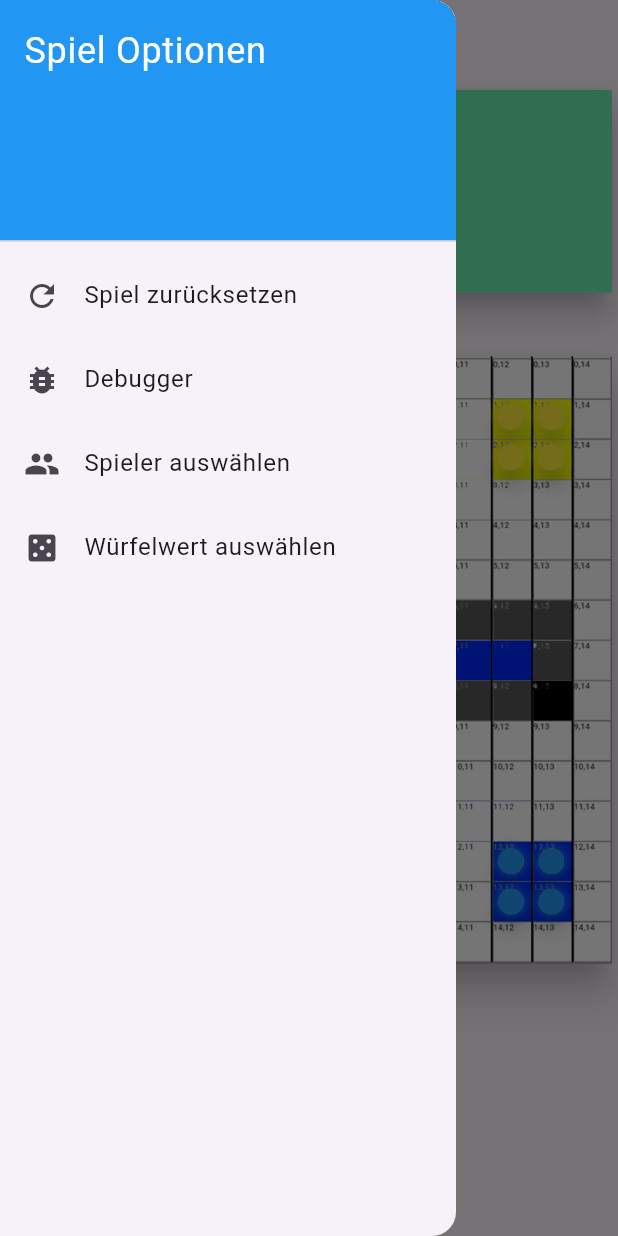
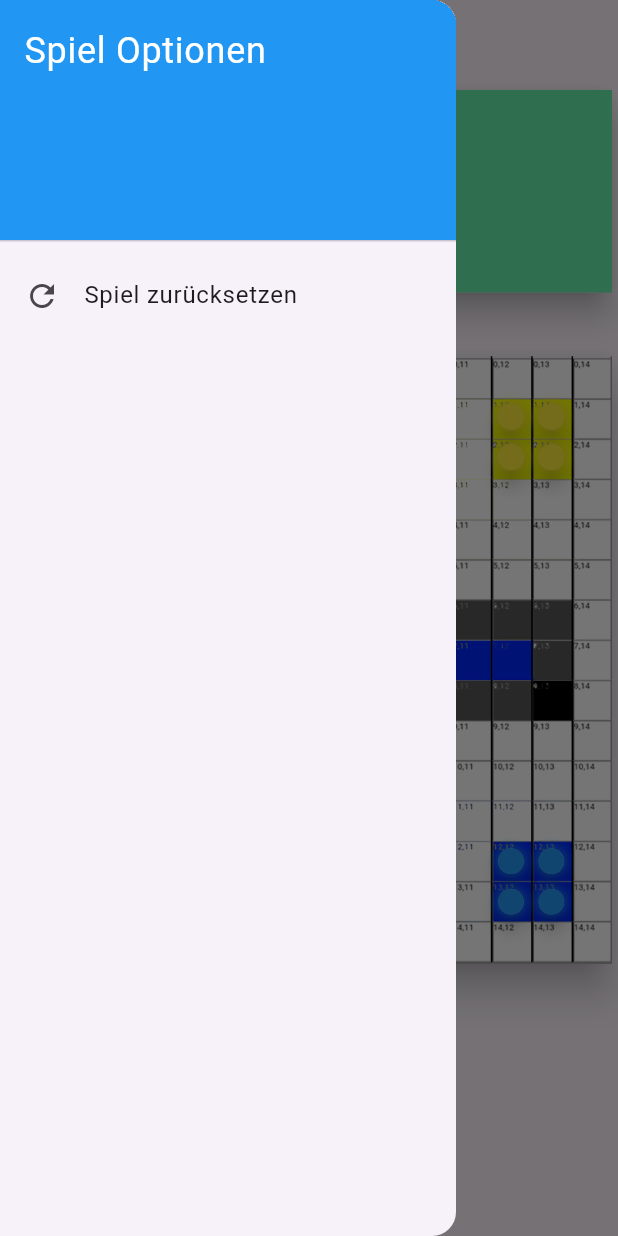
Before and after one commit to eduhoheli001/fitstattfrust, a Flutter app: the screen it shows after launch, with the side drawer open, on a phone screen of 412 x 824 dp. Run offline on Flutter 3.47's test engine with Material 3 defaults, Android fonts, the phone set to English and light mode, and no system bars; our stand-ins replace equatable, just_audio.

Commit message:
-quick fix

```diff
--- a/lib/gameengine/model/game_state.dart
+++ b/lib/gameengine/model/game_state.dart
@@ -15,7 +15,7 @@ class GameState with ChangeNotifier {
   TokenType currentPlayer = TokenType.green;
   bool isAllowedToRoll = true;
   int rollCount = 0;
-  bool debugmode = true;
+  bool debugmode = false;
 
   //homepath
   final List<Position> greenHomePositions = [
--- a/lib/main.dart
+++ b/lib/main.dart
@@ -14,7 +14,7 @@ class MyApp extends StatelessWidget {
   @override
   Widget build(BuildContext context) {
     return MaterialApp(
-      title: 'Sidebar Example',
+      title: 'Fit statt frust',
       theme: ThemeData(
         primarySwatch: Colors.blue,
       ),
@@ -51,7 +51,7 @@ class _GameScreenState extends State<GameScreen> {
     return Scaffold(
       appBar: AppBar(
         key: keyBar,
-        title: Text('Ludo Sidebar Menu'),
+        title: Text('Fit statt Frust'),
       ),
       drawer: Drawer(
         child: ListView(
```
